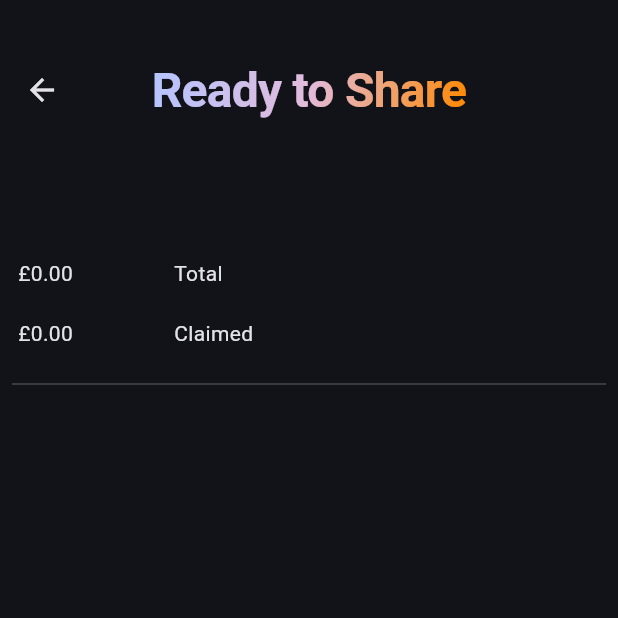
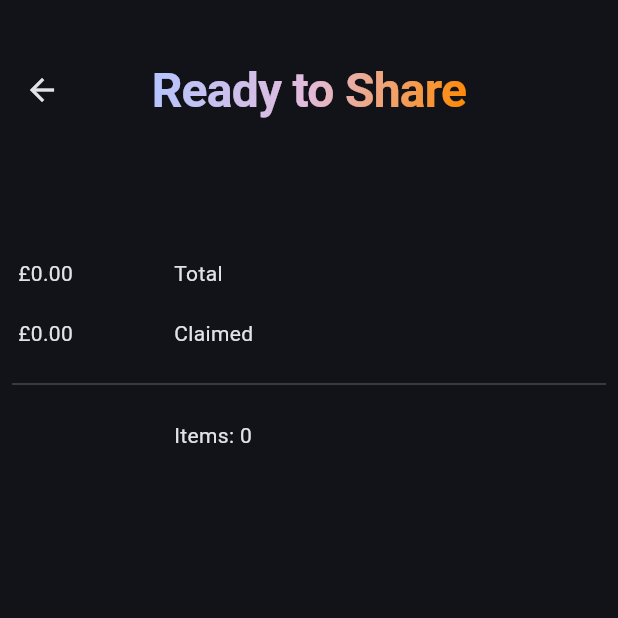
Before and after one commit to mcdona22/tab_settle, a Flutter app: the BillPresentationPage screen opened directly with empty values, on a phone screen of 412 x 824 dp, the top half of it. Run offline on Flutter 3.47's test engine with Material 3 defaults, Android fonts, the phone set to English and light mode, and no system bars; our stand-ins replace flutter_dotenv, flutter_hooks, freezed_annotation, go_router, google_generative_ai, hooks_riverpod and 3 more; missing offline and left inert: flutter_loggy; generated files the repository leaves out were written again.

Commit message:
reduced the bill to seperate items for claiming

```diff
--- a/lib/features/bill_analyse/data/receipt_item_dto.dart
+++ b/lib/features/bill_analyse/data/receipt_item_dto.dart
@@ -12,7 +12,7 @@ abstract class ReceiptItemDto with _$ReceiptItemDto {
     required int quantity,
     required double price,
     required bool hasFallbackValues,
-    required bool hasDiscprepancy,
+    required bool hasDiscrepancy,
   }) = _ReceiptItemDto;
 
   factory ReceiptItemDto.fromJson(Map<String, dynamic> json) {
@@ -37,7 +37,7 @@ abstract class ReceiptItemDto with _$ReceiptItemDto {
       quantity: quantity,
       price: price,
       hasFallbackValues: defaulted,
-      hasDiscprepancy: json['hasDiscrepancy'] ?? false,
+      hasDiscrepancy: json['hasDiscrepancy'] ?? false,
     );
   }
 }
--- a/lib/features/bill_reduce/data/receipt.dart
+++ b/lib/features/bill_reduce/data/receipt.dart
@@ -1,6 +1,8 @@
 import 'package:freezed_annotation/freezed_annotation.dart';
 import 'package:loggy/loggy.dart';
 import 'package:tab_settle/features/bill_analyse/data/receipt_dto.dart';
+import 'package:tab_settle/features/bill_analyse/data/receipt_item_dto.dart';
+import 'package:tab_settle/features/bill_reduce/data/receipt_line_item.dart';
 
 part 'receipt.freezed.dart';
 
@@ -14,6 +16,7 @@ abstract class Receipt with _$Receipt, UiLoggy {
     required double totalAmount,
     required double totalClaimed,
     required double serviceCharge,
+    required List<ReceiptLineItem> items,
   }) = _Receipt;
 
   factory Receipt.fromDto(ReceiptDto dto) {
@@ -22,6 +25,20 @@ abstract class Receipt with _$Receipt, UiLoggy {
       totalAmount: dto.totalAmount,
       totalClaimed: 0.0,
       serviceCharge: dto.serviceCharge,
+      items: _reduceItems(dto.items),
+    );
+  }
+
+  static List<ReceiptLineItem> _reduceItems(List<ReceiptItemDto> items) {
+    return items.expand((item) => _reduceItem(item)).toList();
+  }
+
+  static List<ReceiptLineItem> _reduceItem(ReceiptItemDto dto) {
+    final count = dto.quantity;
+    final unitCost = dto.price / dto.quantity;
+    return List.generate(
+      count,
+      (_) => ReceiptLineItem(name: dto.name, price: unitCost),
     );
   }
 }
--- /dev/null
+++ b/lib/features/bill_reduce/data/receipt_line_item.dart
@@ -0,0 +1,15 @@
+import 'package:freezed_annotation/freezed_annotation.dart';
+
+part 'receipt_line_item.freezed.dart';
+
+@freezed
+abstract class ReceiptLineItem with _$ReceiptLineItem {
+  const ReceiptLineItem._();
+
+  const factory ReceiptLineItem({
+    String? id,
+    required String name,
+    required double price,
+    @Default('') String claimant,
+  }) = _ReceiptLineItem;
+}
--- a/lib/features/bill_reduce/presentation/bill_presentation_page.dart
+++ b/lib/features/bill_reduce/presentation/bill_presentation_page.dart
@@ -38,6 +38,17 @@ class BillPresentationPage extends HookConsumerWidget with UiLoggy {
             ),
 
             const Divider(),
+
+            SummaryLine(remaining: Text('Items: ${receipt.items.length}')),
+            Expanded(
+              child: ListView.builder(
+                itemCount: receipt.items.length,
+                itemBuilder: (context, index) => SummaryLine(
+                  remaining: Text(receipt.items[index].name),
+                  fixed: Text(receipt.items[index].price.toCurrency()),
+                ),
+              ),
+            ),
           ],
         ),
       ),
```
